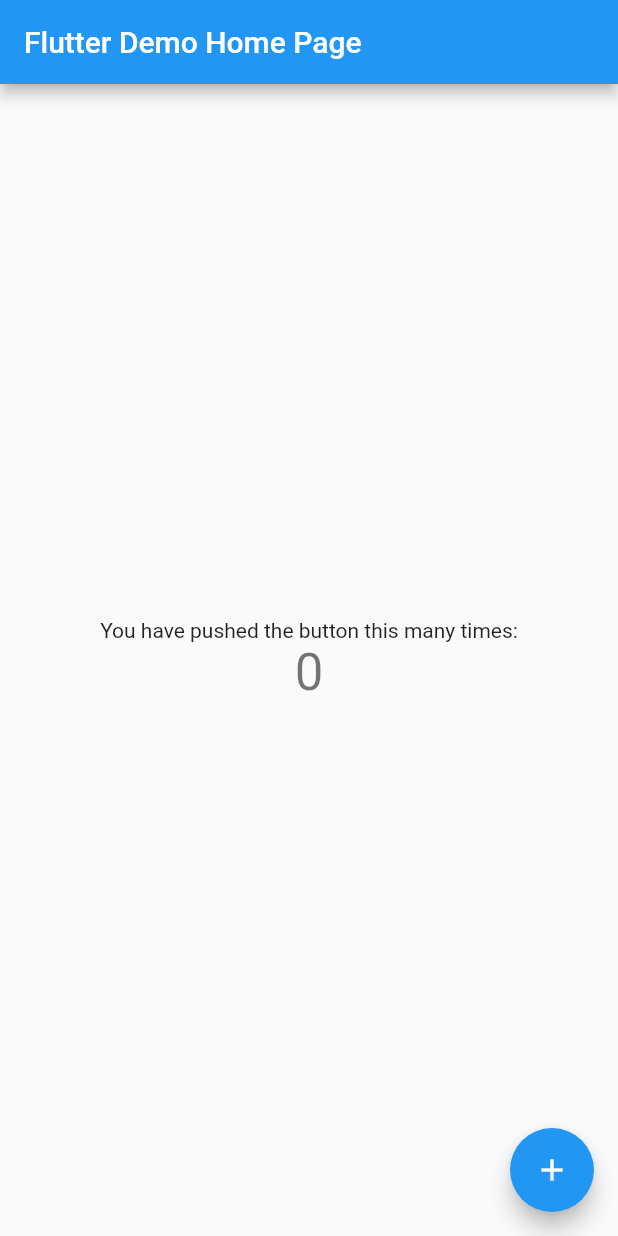
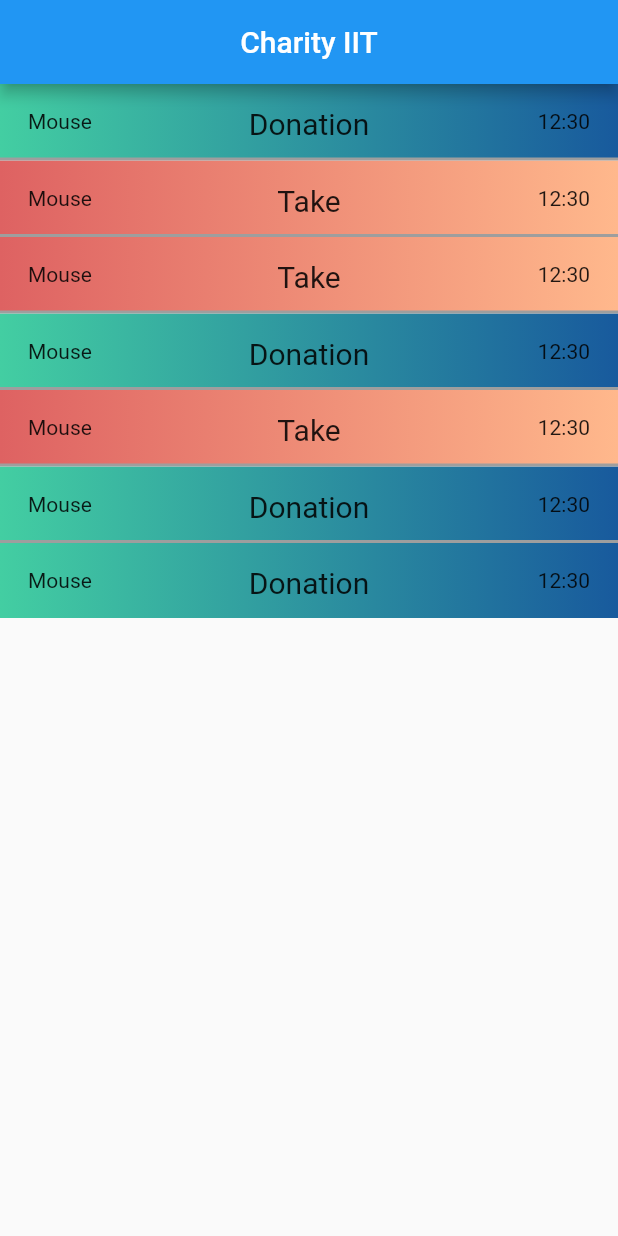
Before and after one commit to skanderboudabous/covidon, a Flutter app: the screen it shows after launch, on a phone screen of 412 x 824 dp. Run offline on Flutter 3.47's test engine with Material 2 defaults, Android fonts, the phone set to English and light mode, and no system bars; our stand-ins replace get_it.

Commit message:
collector screens

```diff
--- a/lib/main.dart
+++ b/lib/main.dart
@@ -1,111 +1,29 @@
+import 'package:charity/screens/charity_menu.dart';
+import 'package:charity/screens/collections.dart';
+import 'package:charity/utils/const.dart';
 import 'package:flutter/material.dart';
 
 void main() => runApp(MyApp());
 
 class MyApp extends StatelessWidget {
-  // This widget is the root of your application.
   @override
   Widget build(BuildContext context) {
     return MaterialApp(
-      title: 'Flutter Demo',
+      debugShowCheckedModeBanner: false,
+      title: title,
       theme: ThemeData(
-        // This is the theme of your application.
-        //
-        // Try running your application with "flutter run". You'll see the
-        // application has a blue toolbar. Then, without quitting the app, try
-        // changing the primarySwatch below to Colors.green and then invoke
-        // "hot reload" (press "r" in the console where you ran "flutter run",
-        // or simply save your changes to "hot reload" in a Flutter IDE).
-        // Notice that the counter didn't reset back to zero; the application
-        // is not restarted.
         primarySwatch: Colors.blue,
       ),
-      home: MyHomePage(title: 'Flutter Demo Home Page'),
+      home:  Scaffold(
+        resizeToAvoidBottomPadding: false,
+        appBar: AppBar(
+          centerTitle: true,
+          title: Text(title),
+        ),
+        body: Center(
+            child: new Collection()
+        ),
+      )
     );
   }
 }
-
-class MyHomePage extends StatefulWidget {
-  MyHomePage({Key key, this.title}) : super(key: key);
-
-  // This widget is the home page of your application. It is stateful, meaning
-  // that it has a State object (defined below) that contains fields that affect
-  // how it looks.
-
-  // This class is the configuration for the state. It holds the values (in this
-  // case the title) provided by the parent (in this case the App widget) and
-  // used by the build method of the State. Fields in a Widget subclass are
-  // always marked "final".
-
-  final String title;
-
-  @override
-  _MyHomePageState createState() => _MyHomePageState();
-}
-
-class _MyHomePageState extends State<MyHomePage> {
-  int _counter = 0;
-
-  void _incrementCounter() {
-    setState(() {
-      // This call to setState tells the Flutter framework that something has
-      // changed in this State, which causes it to rerun the build method below
-      // so that the display can reflect the updated values. If we changed
-      // _counter without calling setState(), then the build method would not be
-      // called again, and so nothing would appear to happen.
-      _counter++;
-    });
-  }
-
-  @override
-  Widget build(BuildContext context) {
-    // This method is rerun every time setState is called, for instance as done
-    // by the _incrementCounter method above.
-    //
-    // The Flutter framework has been optimized to make rerunning build methods
-    // fast, so that you can just rebuild anything that needs updating rather
-    // than having to individually change instances of widgets.
-    return Scaffold(
-      appBar: AppBar(
-        // Here we take the value from the MyHomePage object that was created by
-        // the App.build method, and use it to set our appbar title.
-        title: Text(widget.title),
-      ),
-      body: Center(
-        // Center is a layout widget. It takes a single child and positions it
-        // in the middle of the parent.
-        child: Column(
-          // Column is also a layout widget. It takes a list of children and
-          // arranges them vertically. By default, it sizes itself to fit its
-          // children horizontally, and tries to be as tall as its parent.
-          //
-          // Invoke "debug painting" (press "p" in the console, choose the
-          // "Toggle Debug Paint" action from the Flutter Inspector in Android
-          // Studio, or the "Toggle Debug Paint" command in Visual Studio Code)
-          // to see the wireframe for each widget.
-          //
-          // Column has various properties to control how it sizes itself and
-          // how it positions its children. Here we use mainAxisAlignment to
-          // center the children vertically; the main axis here is the vertical
-          // axis because Columns are vertical (the cross axis would be
-          // horizontal).
-          mainAxisAlignment: MainAxisAlignment.center,
-          children: <Widget>[
-            Text(
-              'You have pushed the button this many times:',
-            ),
-            Text(
-              '$_counter',
-              style: Theme.of(context).textTheme.headline4,
-            ),
-          ],
-        ),
-      ),
-      floatingActionButton: FloatingActionButton(
-        onPressed: _incrementCounter,
-        tooltip: 'Increment',
-        child: Icon(Icons.add),
-      ), // This trailing comma makes auto-formatting nicer for build methods.
-    );
-  }
-}
--- /dev/null
+++ b/lib/models/item.dart
@@ -0,0 +1,115 @@
+import 'dart:convert';
+
+import 'package:flutter/material.dart';
+
+class Item{
+
+  String product="";
+  int quantity=0;
+  String unity="";
+  String dispoTime="";
+  String type="";
+  String userId="";
+  String description="";
+
+
+  Item({
+    @required this.product,
+    @required this.quantity,
+    @required this.unity,
+    @required this.dispoTime,
+    @required this.type,
+    @required this.userId,
+    this.description,
+  });
+
+//</e@override
+  bool operator ==(Object other) =>
+      identical(this, other) ||
+          (other is Item &&
+              runtimeType == other.runtimeType &&
+              product == other.product &&
+              quantity == other.quantity &&
+              unity == other.unity &&
+              dispoTime == other.dispoTime &&
+              type == other.type &&
+              userId == other.userId &&
+              description == other.description
+          );
+
+
+  @override
+  int get hashCode =>
+      product.hashCode ^
+      quantity.hashCode ^
+      unity.hashCode ^
+      dispoTime.hashCode ^
+      type.hashCode ^
+      userId.hashCode ^
+      description.hashCode;
+
+
+  @override
+  String toString() {
+    return 'Item{' +
+        ' product: $product,' +
+        ' quantite: $quantity,' +
+        ' unity: $unity,' +
+        ' dispoTime: $dispoTime,' +
+        ' type: $type,' +
+        ' userId: $userId,' +
+        ' description: $description,' +
+        '}';
+  }
+
+
+  Item copyWith({
+    String product,
+    int quantite,
+    String unity,
+    String dispoTime,
+    String type,
+    String userId,
+    String description,
+  }) {
+    return new Item(
+      product: product ?? this.product,
+      quantity: quantite ?? this.quantity,
+      unity: unity ?? this.unity,
+      dispoTime: dispoTime ?? this.dispoTime,
+      type: type ?? this.type,
+      userId: userId ?? this.userId,
+      description: description ?? this.description,
+    );
+  }
+
+
+  Map<String, dynamic> toMap() {
+    return {
+      'product': this.product,
+      'quantite': this.quantity,
+      'unity': this.unity,
+      'dispoTime': this.dispoTime,
+      'type': this.type,
+      'userId': this.userId,
+      'description': this.description,
+    };
+  }
+
+ static fromMap(Map<String, dynamic> map) {
+    return new Item(
+      product: map['product'] as String,
+      quantity: map['quantite'] as int,
+      unity: map['unity'] as String,
+      dispoTime: map['dispoTime'] as String,
+      type: map['type'] as String,
+      userId: map['userId'] as String,
+      description: map['description'] as String,
+    );
+  }
+
+  String toJson() => json.encode(toMap());
+
+  static Item fromJson(String source) => fromMap(json.decode(source));
+
+}
--- /dev/null
+++ b/lib/models/user.dart
@@ -0,0 +1,82 @@
+import 'dart:convert';
+
+import 'package:flutter/material.dart';
+
+class User{
+  String email;
+  String userId;
+  String name;
+  String phone;
+
+//<editor-fold desc="Data Methods" defaultstate="collapsed">
+
+  User({
+    @required this.email,
+    @required this.userId,
+    @required this.name,
+    @required this.phone,
+  });
+
+  @override
+  bool operator ==(Object other) =>
+      identical(this, other) ||
+      (other is User &&
+          runtimeType == other.runtimeType &&
+          email == other.email &&
+          userId == other.userId &&
+          name == other.name &&
+          phone == other.phone);
+
+  @override
+  int get hashCode =>
+      email.hashCode ^ userId.hashCode ^ name.hashCode ^ phone.hashCode;
+
+  @override
+  String toString() {
+    return 'User{' +
+        ' email: $email,' +
+        ' userId: $userId,' +
+        ' name: $name,' +
+        ' phone: $phone,' +
+        '}';
+  }
+
+  User copyWith({
+    String email,
+    String userId,
+    String name,
+    String phone,
+  }) {
+    return new User(
+      email: email ?? this.email,
+      userId: userId ?? this.userId,
+      name: name ?? this.name,
+      phone: phone ?? this.phone,
+    );
+  }
+
+  Map<String, dynamic> toMap() {
+    return {
+      'email': this.email,
+      'userId': this.userId,
+      'name': this.name,
+      'phone': this.phone,
+    };
+  }
+
+  static fromMap(Map<String, dynamic> map) {
+    return new User(
+      email: map['email'] as String,
+      userId: map['userId'] as String,
+      name: map['name'] as String,
+      phone: map['phone'] as String,
+    );
+  }
+
+  String toJson() => json.encode(toMap());
+
+  static User fromJson(String source) => fromMap(json.decode(source));
+
+
+//</editor-fold>
+}
--- /dev/null
+++ b/lib/screens/collections.dart
@@ -0,0 +1,90 @@
+import 'package:charity/models/item.dart';
+import 'package:charity/models/user.dart';
+import 'package:charity/ui/item_card.dart';
+import 'package:flutter/material.dart';
+import 'package:get_it/get_it.dart';
+
+class Collection extends StatefulWidget {
+  @override
+  _CollectionState createState() => _CollectionState();
+}
+
+class _CollectionState extends State<Collection> {
+  List<Item> items = [
+    new Item(
+        product: "Mouse",
+        dispoTime: "12:30",
+        quantity: 1,
+        type: "Donation",
+        unity: "piece"),
+    new Item(
+        product: "Mouse",
+        dispoTime: "12:30",
+        quantity: 1,
+        type: "Take",
+        unity: "piece"),
+    new Item(
+        product: "Mouse",
+        dispoTime: "12:30",
+        quantity: 1,
+        type: "Take",
+        unity: "piece"),
+    new Item(
+        product: "Mouse",
+        dispoTime: "12:30",
+        quantity: 1,
+        type: "Donation",
+        unity: "piece"),
+    new Item(
+        product: "Mouse",
+        dispoTime: "12:30",
+        quantity: 1,
+        type: "Take",
+        unity: "piece"),
+    new Item(
+        product: "Mouse",
+        dispoTime: "12:30",
+        quantity: 1,
+        type: "Donation",
+        unity: "piece"),
+    new Item(
+        product: "Mouse",
+        dispoTime: "12:30",
+        quantity: 1,
+        type: "Donation",
+        unity: "piece"),
+  ];
+
+  @override
+  void initState() {
+    // TODO: implement initState
+    super.initState();
+    GetIt.I.registerSingleton<User>(User(
+        email: "azea",
+        name: "azeaz",
+        phone: ""
+            "azeaz",
+        userId: "zaeazeaze"));
+  }
+
+  @override
+  Widget build(BuildContext context) {
+    return Scaffold(
+        resizeToAvoidBottomPadding: false,
+        body: ListView.separated(
+          itemBuilder: (BuildContext context, int index) {
+            return ItemCard(
+              item: items[index],
+            );
+          },
+          separatorBuilder: (BuildContext context, int index) {
+            return Divider(
+              height: 1,
+              color: Colors.grey,
+              thickness: 2,
+            );
+          },
+          itemCount: items.length,
+        ));
+  }
+}
--- /dev/null
+++ b/lib/ui/item_card.dart
@@ -0,0 +1,73 @@
+import 'package:charity/models/item.dart';
+import 'package:charity/screens/item_details.dart';
+import 'package:charity/utils/styles.dart';
+import 'package:flutter/cupertino.dart';
+import 'package:flutter/material.dart';
+
+class ItemCard extends StatelessWidget {
+  final Item item;
+
+  ItemCard({@required this.item});
+
+  @override
+  Widget build(BuildContext context) {
+    return GestureDetector(
+      onTap: (){
+        Navigator.push(
+          context,
+          MaterialPageRoute(builder: (context) => ItemDetails(item: item,)),
+        );
+      },
+      child: Container(
+//        padding: EdgeInsets.all(10),
+        child: Ink(
+          decoration: BoxDecoration(
+            gradient: LinearGradient(
+              colors:
+                  item.type.toLowerCase() == "donation" ? donateBtnColors :
+                  takeSeekColors,
+              begin: Alignment.centerLeft,
+              end: Alignment.centerRight,
+            ),
+          ),
+          child: Column(
+            children: <Widget>[
+              Row(
+                mainAxisAlignment: MainAxisAlignment.spaceAround,
+                children: <Widget>[
+                  Container(
+                      width: 100,
+                      constraints: BoxConstraints(maxWidth: 100),
+                      child: Text(
+                        item.product,
+                        overflow: TextOverflow.ellipsis,
+                        textAlign: TextAlign.left,
+                      )),
+                  Container(
+                      width: 100,
+                      height: 50,
+                      constraints: BoxConstraints(maxWidth: 100),
+                      padding: EdgeInsets.only(top:15),
+                      child: Text(
+                        item.type,
+                        textAlign: TextAlign.center,
+                        style: TextStyle(fontSize: 20),
+                      )),
+                  Container(
+                    width: 100,
+                    constraints: BoxConstraints(maxWidth: 100),
+                    child: Text(
+                      item.dispoTime,
+                      textAlign: TextAlign.right,
+                    ),
+                  )
+                ],
+              ),
+//                Divider(height: 10,thickness: 1,)
+            ],
+          ),
+        ),
+      ),
+    );
+  }
+}
--- /dev/null
+++ b/lib/utils/const.dart
@@ -0,0 +1 @@
+const title="Charity IIT";
--- /dev/null
+++ b/lib/utils/styles.dart
@@ -0,0 +1,6 @@
+import 'package:flutter/cupertino.dart';
+import 'package:flutter/material.dart';
+
+const menuTextStyle=TextStyle(color: Colors.white,fontSize: 20);
+const donateBtnColors=[Color(0xff43cea2), Color(0xff185a9d)];
+const takeSeekColors=[Color(0xffde6262), Color(0xffffb88c)];
--- a/pubspec.yaml
+++ b/pubspec.yaml
@@ -24,6 +24,7 @@
   # The following adds the Cupertino Icons font to your application.
   # Use with the CupertinoIcons class for iOS style icons.
   cupertino_icons: ^0.1.3
+  get_it: ^4.0.1
 
 dev_dependencies:
   flutter_test:
```
Also changed, not shown: lib/screens/charity_menu.dart (added, +72 -0 lines), lib/screens/item_details.dart (added, +57 -0 lines), pubspec.lock.
